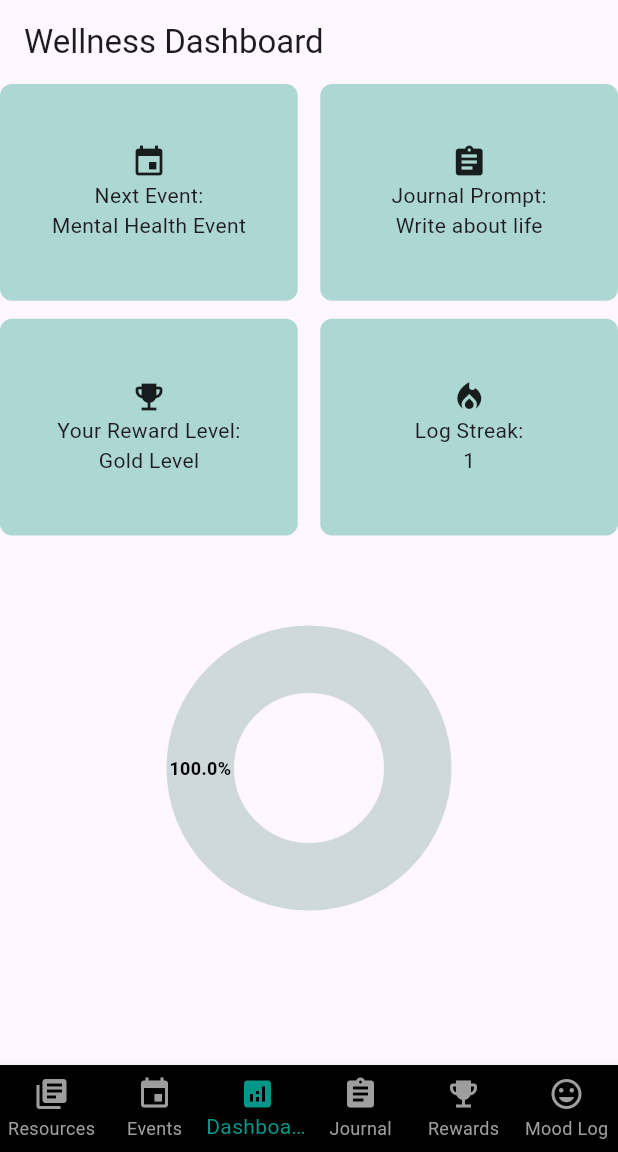
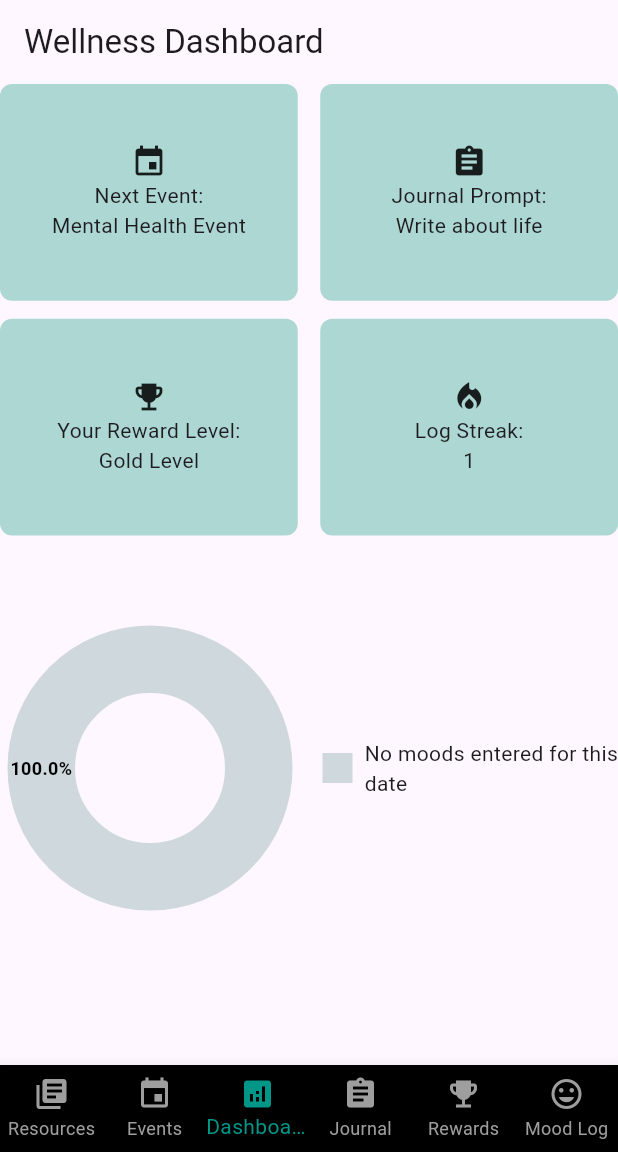
Before and after one commit to WillssEdgar/MoodWaves, a Flutter app: the screen it shows once a user with an empty profile is signed in, item 3 of the bottom bar chosen, on a phone screen of 412 x 824 dp, the part 84-1236 px from its top. Run offline on Flutter 3.47's test engine with Material 3 defaults, Android fonts, the phone set to English and light mode, and no system bars; drawn by our look-alikes of fl_chart; our stand-ins replace cloud_firestore, firebase_auth, firebase_core, table_calendar; accounts and stored records are empty.

Commit message:
added graph legend to dashboard

```diff
--- a/lib/widgets/dashboard_widget.dart
+++ b/lib/widgets/dashboard_widget.dart
@@ -107,13 +107,21 @@ class _DashboardWidgetState extends State<DashboardWidget> {
         ),
         // Then the MyPieChart widget
         if (moodInfo.moodlist.isNotEmpty) ...[
-          SizedBox(
-            height: 200, // Adjust the size as needed
-            width: screenSize.width, // Make the chart take full width
-            child: MyPieChart(
-              moodLog: moodInfo,
-              type: 'moodlog',
-            ),
+          Row(
+            children: [
+              SizedBox(
+                height: 200,
+                width: 200,
+                child: MyPieChart(
+                  moodLog: moodInfo,
+                  type: 'moodlog',
+                ),
+              ),
+              const SizedBox(width: 15),
+              Expanded(
+                child: buildLegend(moodInfo),
+              )
+            ],
           ),
         ] else ...[
           const Center(
```
